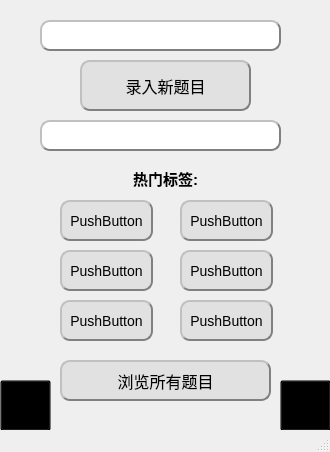
Before: the Qt Designer form mainwindow.ui in Nartsam/MistakeCopy, drawn with Qt 5.
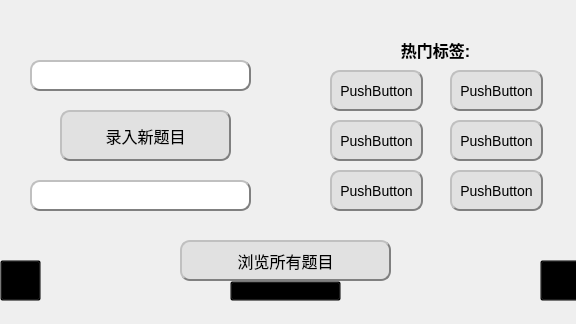
After: the same form once the commit is applied. Icons and pictures are not drawn.

Diff of the .ui file:
```diff
--- a/mainwindow.ui
+++ b/mainwindow.ui
@@ -6,8 +6,8 @@
    <rect>
     <x>0</x>
     <y>0</y>
-    <width>330</width>
-    <height>452</height>
+    <width>576</width>
+    <height>324</height>
    </rect>
   </property>
   <property name="font">
@@ -31,9 +31,9 @@
    <widget class="QLineEdit" name="search_lineEdit">
     <property name="geometry">
      <rect>
-      <x>40</x>
-      <y>20</y>
-      <width>241</width>
+      <x>30</x>
+      <y>60</y>
+      <width>221</width>
       <height>31</height>
      </rect>
     </property>
@@ -52,9 +52,9 @@
    <widget class="QLineEdit" name="tags_lineEdit">
     <property name="geometry">
      <rect>
-      <x>40</x>
-      <y>120</y>
-      <width>241</width>
+      <x>30</x>
+      <y>180</y>
+      <width>221</width>
       <height>31</height>
      </rect>
     </property>
@@ -73,8 +73,8 @@
    <widget class="QPushButton" name="add_pushButton">
     <property name="geometry">
      <rect>
-      <x>80</x>
-      <y>60</y>
+      <x>60</x>
+      <y>110</y>
       <width>171</width>
       <height>51</height>
      </rect>
@@ -99,8 +99,8 @@
    <widget class="QPushButton" name="pushButton_1">
     <property name="geometry">
      <rect>
-      <x>60</x>
-      <y>200</y>
+      <x>330</x>
+      <y>70</y>
       <width>93</width>
       <height>41</height>
      </rect>
@@ -117,8 +117,8 @@
    <widget class="QPushButton" name="pushButton_2">
     <property name="geometry">
      <rect>
-      <x>180</x>
-      <y>200</y>
+      <x>450</x>
+      <y>70</y>
       <width>93</width>
       <height>41</height>
      </rect>
@@ -135,8 +135,8 @@
    <widget class="QPushButton" name="pushButton_3">
     <property name="geometry">
      <rect>
-      <x>60</x>
-      <y>250</y>
+      <x>330</x>
+      <y>120</y>
       <width>93</width>
       <height>41</height>
      </rect>
@@ -153,8 +153,8 @@
    <widget class="QPushButton" name="pushButton_4">
     <property name="geometry">
      <rect>
-      <x>180</x>
-      <y>250</y>
+      <x>450</x>
+      <y>120</y>
       <width>93</width>
       <height>41</height>
      </rect>
@@ -171,8 +171,8 @@
    <widget class="QPushButton" name="pushButton_5">
     <property name="geometry">
      <rect>
-      <x>60</x>
-      <y>300</y>
+      <x>330</x>
+      <y>170</y>
       <width>93</width>
       <height>41</height>
      </rect>
@@ -189,8 +189,8 @@
    <widget class="QPushButton" name="pushButton_6">
     <property name="geometry">
      <rect>
-      <x>180</x>
-      <y>300</y>
+      <x>450</x>
+      <y>170</y>
       <width>93</width>
       <height>41</height>
      </rect>
@@ -207,8 +207,8 @@
    <widget class="QPushButton" name="view_all_pushButton">
     <property name="geometry">
      <rect>
-      <x>60</x>
-      <y>360</y>
+      <x>180</x>
+      <y>240</y>
       <width>211</width>
       <height>41</height>
      </rect>
@@ -233,8 +233,8 @@
    <widget class="QPushButton" name="str_search_pushButton">
     <property name="geometry">
      <rect>
-      <x>290</x>
-      <y>20</y>
+      <x>260</x>
+      <y>60</y>
       <width>30</width>
       <height>30</height>
      </rect>
@@ -252,8 +252,8 @@
    <widget class="QPushButton" name="tags_search_pushButton">
     <property name="geometry">
      <rect>
-      <x>290</x>
-      <y>120</y>
+      <x>260</x>
+      <y>180</y>
       <width>31</width>
       <height>30</height>
      </rect>
@@ -270,16 +270,16 @@
    <widget class="QLabel" name="label">
     <property name="geometry">
      <rect>
-      <x>120</x>
-      <y>170</y>
-      <width>91</width>
-      <height>17</height>
+      <x>380</x>
+      <y>40</y>
+      <width>111</width>
+      <height>20</height>
      </rect>
     </property>
     <property name="font">
      <font>
       <family>Microsoft YaHei UI</family>
-      <pointsize>11</pointsize>
+      <pointsize>12</pointsize>
       <italic>false</italic>
       <bold>true</bold>
      </font>
@@ -295,9 +295,9 @@
     <property name="geometry">
      <rect>
       <x>0</x>
-      <y>380</y>
-      <width>51</width>
-      <height>51</height>
+      <y>260</y>
+      <width>41</width>
+      <height>41</height>
      </rect>
     </property>
     <property name="styleSheet">
@@ -310,10 +310,10 @@
    <widget class="QPushButton" name="about_pushButton">
     <property name="geometry">
      <rect>
-      <x>280</x>
-      <y>380</y>
-      <width>51</width>
-      <height>51</height>
+      <x>540</x>
+      <y>260</y>
+      <width>41</width>
+      <height>41</height>
      </rect>
     </property>
     <property name="styleSheet">
@@ -323,6 +323,52 @@
      <string/>
     </property>
    </widget>
+   <widget class="QLabel" name="background_label">
+    <property name="geometry">
+     <rect>
+      <x>0</x>
+      <y>-5</y>
+      <width>590</width>
+      <height>329</height>
+     </rect>
+    </property>
+    <property name="text">
+     <string/>
+    </property>
+   </widget>
+   <widget class="QPushButton" name="quit_pushButton">
+    <property name="geometry">
+     <rect>
+      <x>230</x>
+      <y>281</y>
+      <width>111</width>
+      <height>20</height>
+     </rect>
+    </property>
+    <property name="styleSheet">
+     <string notr="true">background:transparent;</string>
+    </property>
+    <property name="text">
+     <string/>
+    </property>
+   </widget>
+   <zorder>background_label</zorder>
+   <zorder>str_search_pushButton</zorder>
+   <zorder>pushButton_3</zorder>
+   <zorder>pushButton_5</zorder>
+   <zorder>pushButton_4</zorder>
+   <zorder>tags_search_pushButton</zorder>
+   <zorder>pushButton_2</zorder>
+   <zorder>pushButton_6</zorder>
+   <zorder>quit_pushButton</zorder>
+   <zorder>pushButton_1</zorder>
+   <zorder>tags_lineEdit</zorder>
+   <zorder>add_pushButton</zorder>
+   <zorder>label</zorder>
+   <zorder>search_lineEdit</zorder>
+   <zorder>about_pushButton</zorder>
+   <zorder>save_pushButton</zorder>
+   <zorder>view_all_pushButton</zorder>
   </widget>
   <widget class="QMenuBar" name="menubar">
    <property name="geometry">
@@ -334,7 +380,6 @@
     </rect>
    </property>
   </widget>
-  <widget class="QStatusBar" name="statusbar"/>
  </widget>
  <resources/>
  <connections/>
```
Left out of the diff: 2 changed lines with no effect on the pictures.
